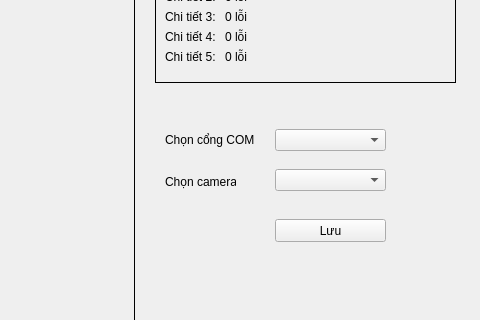
Qt form main_window.ui (huy-lv/partcheck) before a commit; both pictures show x 525 to 1005 and y 161 to 481 of the 1005 by 737 pixel window.
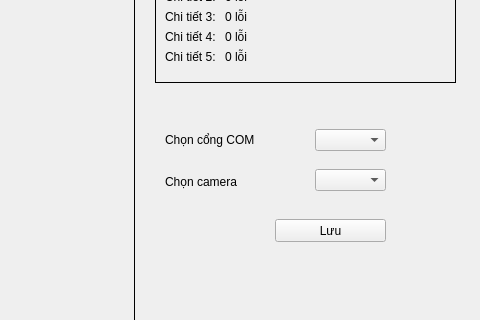
The same form after that commit.

Commit message: allow select camera

Diff of the .ui file:
```diff
--- a/main_window.ui
+++ b/main_window.ui
@@ -329,9 +329,9 @@
       <widget class="QComboBox" name="cbSelectCom">
           <property name="geometry">
               <rect>
-                  <x>800</x>
+                  <x>840</x>
                   <y>290</y>
-                  <width>111</width>
+                  <width>71</width>
                   <height>22</height>
               </rect>
           </property>
@@ -341,7 +341,7 @@
               <rect>
                   <x>690</x>
                   <y>290</y>
-                  <width>91</width>
+                  <width>121</width>
                   <height>21</height>
               </rect>
           </property>
@@ -354,7 +354,7 @@
               <rect>
                   <x>690</x>
                   <y>333</y>
-                  <width>71</width>
+                  <width>121</width>
                   <height>20</height>
               </rect>
           </property>
@@ -365,9 +365,9 @@
       <widget class="QComboBox" name="cbSelectCam">
           <property name="geometry">
               <rect>
-                  <x>800</x>
+                  <x>840</x>
                   <y>330</y>
-                  <width>111</width>
+                  <width>71</width>
                   <height>22</height>
               </rect>
           </property>
```
Left out of the diff: 2 changed lines with no effect on the pictures. The commit also changes 1 other file.
